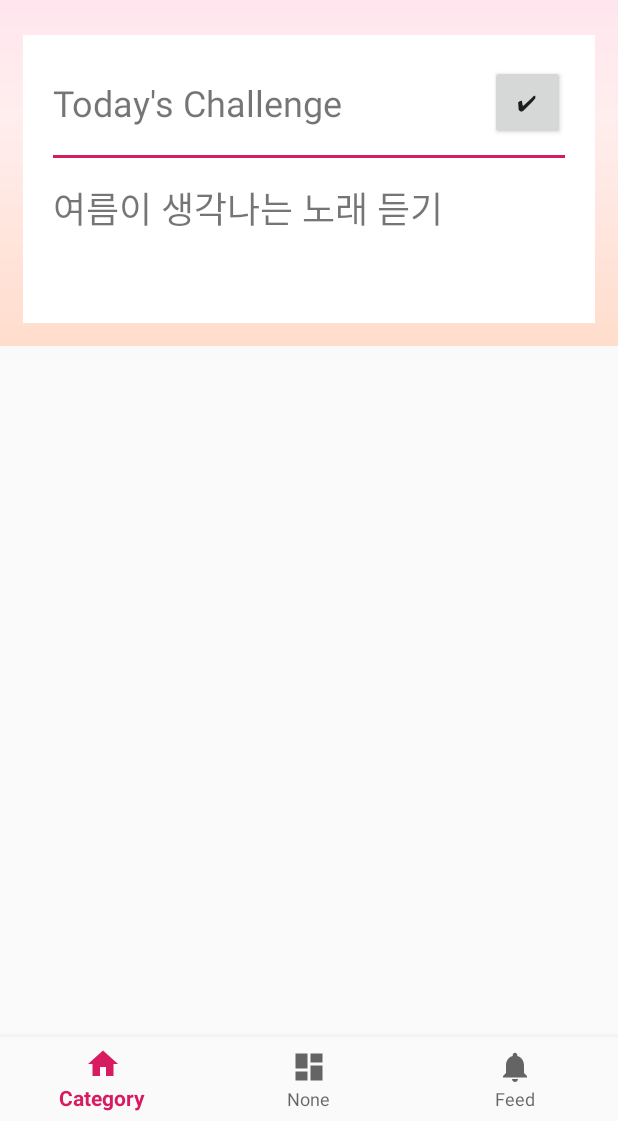
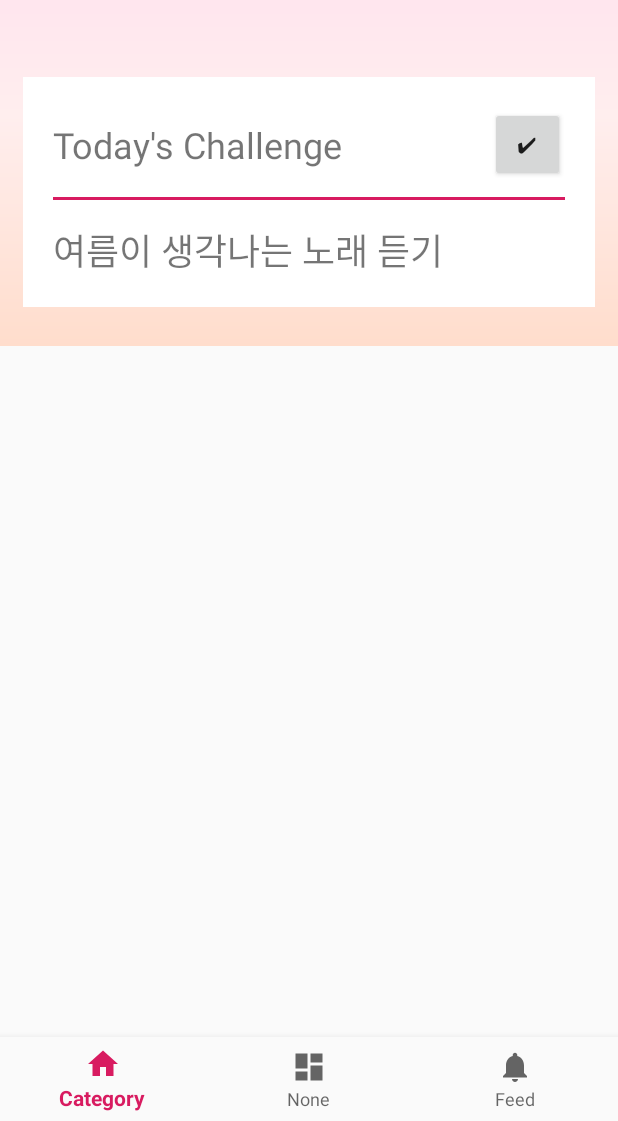
Before and after one commit to l3olvy/Day-Challenge, an Android app: the screen it shows after launch (MainActivity), after a tap on "MUSIC", on a phone screen of 412 x 824 dp, the part 115-1236 px from its top. Run offline under Robolectric (Android 15) with nearby library versions, the phone set to English and light mode, and no system bars; our stand-ins replace navigation-ui.

```diff
--- a/app/src/main/AndroidManifest.xml
+++ b/app/src/main/AndroidManifest.xml
@@ -1,6 +1,9 @@
 <?xml version="1.0" encoding="utf-8"?>
 <manifest xmlns:android="http://schemas.android.com/apk/res/android"
     package="org.techtown.daychallenge">
+
+    <uses-permission android:name="android.permission.READ_EXTERNAL_STORAGE"/>
+    <uses-permission android:name="android.permission.WRITE_EXTERNAL_STORAGE"/>
 
     <application
         android:allowBackup="true"
--- a/app/src/main/java/org/techtown/daychallenge/MainActivity.java
+++ b/app/src/main/java/org/techtown/daychallenge/MainActivity.java
@@ -1,12 +1,26 @@
 package org.techtown.daychallenge;
 
+import android.Manifest;
+import android.content.Intent;
+import android.content.pm.PackageManager;
+import android.graphics.Bitmap;
+import android.graphics.BitmapFactory;
 import android.os.Bundle;
+import android.provider.MediaStore;
+import android.text.TextUtils;
+import android.util.Log;
 import android.view.MenuItem;
+import android.view.View;
+import android.widget.ImageView;
+import android.widget.Toast;
 
 import com.google.android.material.bottomnavigation.BottomNavigationView;
 
 import androidx.annotation.NonNull;
+import androidx.annotation.Nullable;
 import androidx.appcompat.app.AppCompatActivity;
+import androidx.core.app.ActivityCompat;
+import androidx.core.content.ContextCompat;
 import androidx.navigation.NavController;
 import androidx.navigation.Navigation;
 import androidx.navigation.ui.AppBarConfiguration;
@@ -18,6 +32,9 @@ import org.techtown.daychallenge.ui.Feed.FeedFragment;
 import org.techtown.daychallenge.ui.Post.PostFragment;
 import org.techtown.daychallenge.ui.Writing.WritingFragment;
 import org.techtown.daychallenge.ui.none.NoneFragment;
+
+import java.io.InputStream;
+import java.util.zip.Inflater;
 
 public class MainActivity extends AppCompatActivity {
 
@@ -34,6 +51,7 @@ public class MainActivity extends AppCompatActivity {
     protected void onCreate(Bundle savedInstanceState) {
         super.onCreate(savedInstanceState);
         setContentView(R.layout.activity_main);
+        checkSelfPermission();
 
         categoryFragment = new CategoryFragment();
         challengeFragment = new ChallengeFragment();
@@ -66,7 +84,30 @@ public class MainActivity extends AppCompatActivity {
         NavController navController = Navigation.findNavController(this, R.id.nav_host_fragment);
         NavigationUI.setupWithNavController(navView, navController);
         */
+    }
 
+    public void checkSelfPermission() {
+        String temp = "";
+
+        //파일 읽기 권한 확인
+        if (ContextCompat.checkSelfPermission(this,
+                Manifest.permission.READ_EXTERNAL_STORAGE) != PackageManager.PERMISSION_GRANTED){
+            temp += Manifest.permission.READ_EXTERNAL_STORAGE + " ";
+        }
+
+        //파일 쓰기 권한 확인
+        if (ContextCompat.checkSelfPermission(this,
+                Manifest.permission.WRITE_EXTERNAL_STORAGE) != PackageManager.PERMISSION_GRANTED) {
+            temp += Manifest.permission.WRITE_EXTERNAL_STORAGE + " ";
+        }
+
+        if (TextUtils.isEmpty(temp) == false) {
+            // 권한 요청
+            ActivityCompat.requestPermissions(this, temp.trim().split(" "),1);
+        }else {
+            // 모두 허용 상태
+            Toast.makeText(this, "권한을 모두 허용", Toast.LENGTH_SHORT).show();
+        }
     }
 
     public void onFragmentChanged(int index){
--- a/app/src/main/res/layout/fragment_challenge.xml
+++ b/app/src/main/res/layout/fragment_challenge.xml
@@ -6,20 +6,23 @@
     android:layout_height="match_parent"
     android:orientation="vertical">
 
-    <RelativeLayout
+    <LinearLayout
         android:id="@+id/ch_back"
         android:layout_width="match_parent"
         android:layout_height="match_parent"
         android:layout_weight="3"
         android:background="@drawable/gradation"
-        android:gravity="center">
+        android:gravity="center"
+        android:orientation="vertical">
 
-        <RelativeLayout
+        <LinearLayout
             android:id="@+id/ch_top"
             android:layout_width="match_parent"
-            android:layout_height="wrap_content"
-            android:layout_alignParentTop="true"
-            android:layout_marginTop="40dp"
+            android:layout_height="match_parent"
+            android:layout_marginTop="10dp"
+            android:layout_weight="2"
+            android:gravity="center"
+            android:orientation="vertical"
             android:paddingLeft="@dimen/activity_horizontal_margin"
             android:paddingRight="@dimen/activity_horizontal_margin">
 
@@ -27,31 +30,29 @@
                 android:id="@+id/title_category"
                 android:layout_width="wrap_content"
                 android:layout_height="wrap_content"
-                android:layout_centerInParent="true"
-                android:gravity="center"
                 android:text="@string/app_name"
                 android:textSize="24sp" />
 
 
-        </RelativeLayout>
+        </LinearLayout>
 
-        <RelativeLayout
-            android:layout_width="wrap_content"
+        <LinearLayout
+            android:layout_width="match_parent"
             android:layout_height="match_parent"
-            android:layout_alignParentBottom="true">
+            android:layout_weight="1"
+            android:gravity="center"
+            android:orientation="vertical">
 
             <LinearLayout
                 android:layout_width="match_parent"
-                android:layout_height="match_parent"
+                android:layout_height="wrap_content"
+                android:layout_marginStart="15dp"
                 android:layout_marginLeft="15dp"
-                android:layout_marginTop="100dp"
+                android:layout_marginEnd="15dp"
                 android:layout_marginRight="15dp"
-                android:layout_marginBottom="15dp"
-                android:paddingLeft="20dp"
-                android:paddingRight="20dp"
-                android:paddingTop="20dp"
                 android:background="#ffffff"
-                android:orientation="vertical">
+                android:orientation="vertical"
+                android:padding="20dp">
 
                 <RelativeLayout
                     android:id="@+id/Title_parent"
@@ -64,8 +65,8 @@
                         android:layout_height="wrap_content"
                         android:layout_alignParentLeft="true"
                         android:layout_centerVertical="true"
-                        android:textSize="24dp"
-                        android:text="Today's Challenge" />
+                        android:text="Today's Challenge"
+                        android:textSize="24dp" />
 
                     <Button
                         android:id="@+id/write"
@@ -88,15 +89,15 @@
                 <TextView
                     android:id="@+id/textView2"
                     android:layout_width="wrap_content"
-                    android:textSize="24dp"
                     android:layout_height="wrap_content"
-                    android:text="여름이 생각나는 노래 듣기" />
+                    android:text="여름이 생각나는 노래 듣기"
+                    android:textSize="24dp" />
 
             </LinearLayout>
-        </RelativeLayout>
+        </LinearLayout>
 
 
-    </RelativeLayout>
+    </LinearLayout>
 
     <androidx.recyclerview.widget.RecyclerView
         android:layout_width="match_parent"
```
Also changed, not shown: app/src/main/java/org/techtown/daychallenge/ui/Writing/WritingFragment.java (+63 -0 lines), app/src/main/res/layout/fragment_writing.xml (+16 -14 lines).
